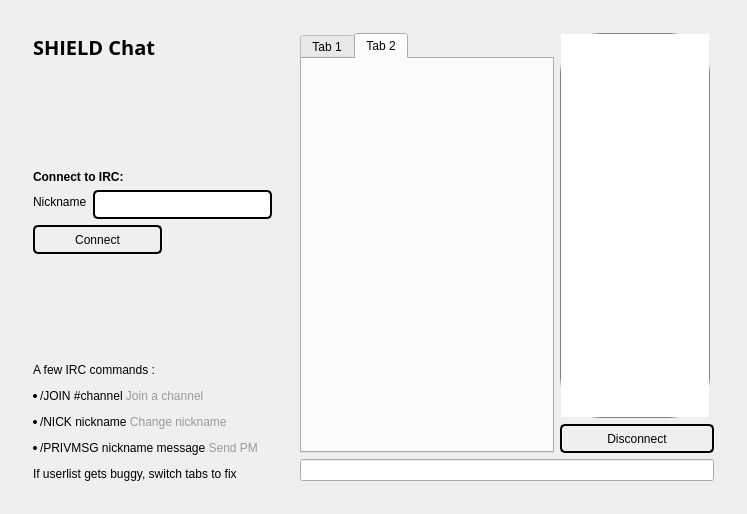
Old version of the form src/qt/forms/chatwindow.ui in the repository ShieldCoin/SHIELD-v2-old.
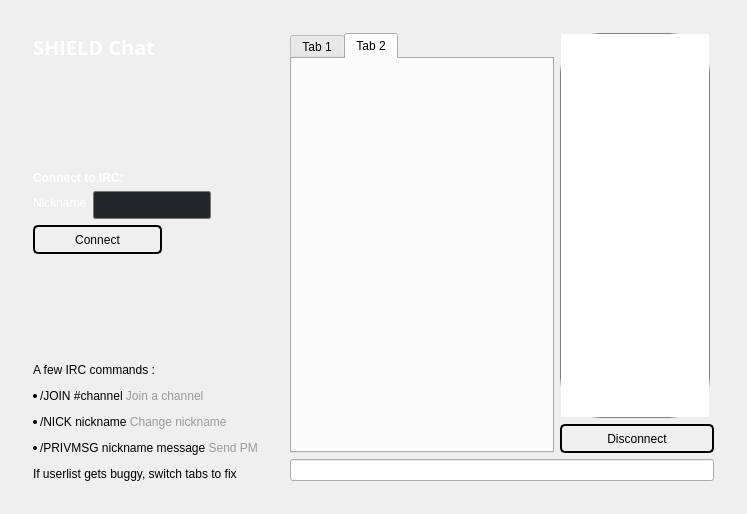
New version of the form. Icons and pictures are not drawn.

Commit message: Update for Windows qt wallet

```diff
--- a/src/qt/forms/chatwindow.ui
+++ b/src/qt/forms/chatwindow.ui
@@ -10,6 +10,1276 @@
     <height>514</height>
    </rect>
   </property>
+  <property name="styleSheet">
+   <string notr="true">/*
+ * The MIT License (MIT)
+ *
+ * Copyright (c) &lt;2013-2014&gt; &lt;Colin Duquesnoy&gt;
+ *
+ * Permission is hereby granted, free of charge, to any person obtaining a copy
+ * of this software and associated documentation files (the &quot;Software&quot;), to deal
+ * in the Software without restriction, including without limitation the rights
+ * to use, copy, modify, merge, publish, distribute, sublicense, and/or sell
+ * copies of the Software, and to permit persons to whom the Software is
+ * furnished to do so, subject to the following conditions:
+
+ * The above copyright notice and this permission notice shall be included in
+ * all copies or substantial portions of the Software.
+
+ * THE SOFTWARE IS PROVIDED &quot;AS IS&quot;, WITHOUT WARRANTY OF ANY KIND, EXPRESS OR
+ * IMPLIED, INCLUDING BUT NOT LIMITED TO THE WARRANTIES OF MERCHANTABILITY,
+ * FITNESS FOR A PARTICULAR PURPOSE AND NONINFRINGEMENT. IN NO EVENT SHALL THE
+ * AUTHORS OR COPYRIGHT HOLDERS BE LIABLE FOR ANY CLAIM, DAMAGES OR OTHER
+ * LIABILITY, WHETHER IN AN ACTION OF CONTRACT, TORT OR OTHERWISE, ARISING FROM,
+ * OUT OF OR IN CONNECTION WITH THE SOFTWARE OR THE USE OR OTHER DEALINGS IN
+ * THE SOFTWARE.
+ */
+QToolTip
+{
+    border: 1px solid #76797C;
+    background-color: rgb(90, 102, 117);;
+    color: white;
+    padding: 5px;
+    opacity: 200;
+}
+
+QWidget
+{
+    color: #eff0f1;
+    background-color: #31363b;
+    selection-background-color:#3daee9;
+    selection-color: #eff0f1;
+    background-clip: border;
+    border-image: none;
+    border: 0px transparent black;
+    outline: 0;
+}
+
+QWidget:item:hover
+{
+    background-color: #18465d;
+    color: #eff0f1;
+}
+
+QWidget:item:selected
+{
+    background-color: #18465d;
+}
+
+QCheckBox
+{
+    spacing: 5px;
+    outline: none;
+    color: #eff0f1;
+    margin-bottom: 2px;
+}
+
+QCheckBox:disabled
+{
+    color: #76797C;
+}
+
+QCheckBox::indicator,
+QGroupBox::indicator
+{
+    width: 18px;
+    height: 18px;
+}
+QGroupBox::indicator
+{
+    margin-left: 2px;
+}
+
+QCheckBox::indicator:unchecked
+{
+    image: url(:/qss_icons/rc/checkbox_unchecked.png);
+}
+
+QCheckBox::indicator:unchecked:hover,
+QCheckBox::indicator:unchecked:focus,
+QCheckBox::indicator:unchecked:pressed,
+QGroupBox::indicator:unchecked:hover,
+QGroupBox::indicator:unchecked:focus,
+QGroupBox::indicator:unchecked:pressed
+{
+  border: none;
+    image: url(:/qss_icons/rc/checkbox_unchecked_focus.png);
+}
+
+QCheckBox::indicator:checked
+{
+    image: url(:/qss_icons/rc/checkbox_checked.png);
+}
+
+QCheckBox::indicator:checked:hover,
+QCheckBox::indicator:checked:focus,
+QCheckBox::indicator:checked:pressed,
+QGroupBox::indicator:checked:hover,
+QGroupBox::indicator:checked:focus,
+QGroupBox::indicator:checked:pressed
+{
+  border: none;
+    image: url(:/qss_icons/rc/checkbox_checked_focus.png);
+}
+
+
+QCheckBox::indicator:indeterminate
+{
+    image: url(:/qss_icons/rc/checkbox_indeterminate.png);
+}
+
+QCheckBox::indicator:indeterminate:focus,
+QCheckBox::indicator:indeterminate:hover,
+QCheckBox::indicator:indeterminate:pressed
+{
+    image: url(:/qss_icons/rc/checkbox_indeterminate_focus.png);
+}
+
+QCheckBox::indicator:checked:disabled,
+QGroupBox::indicator:checked:disabled
+{
+    image: url(:/qss_icons/rc/checkbox_checked_disabled.png);
+}
+
+QCheckBox::indicator:unchecked:disabled,
+QGroupBox::indicator:unchecked:disabled
+{
+    image: url(:/qss_icons/rc/checkbox_unchecked_disabled.png);
+}
+
+QRadioButton
+{
+    spacing: 5px;
+    outline: none;
+    color: #eff0f1;
+    margin-bottom: 2px;
+}
+
+QRadioButton:disabled
+{
+    color: #76797C;
+}
+QRadioButton::indicator
+{
+    width: 21px;
+    height: 21px;
+}
+
+QRadioButton::indicator:unchecked
+{
+    image: url(:/qss_icons/rc/radio_unchecked.png);
+}
+
+
+QRadioButton::indicator:unchecked:hover,
+QRadioButton::indicator:unchecked:focus,
+QRadioButton::indicator:unchecked:pressed
+{
+    border: none;
+    outline: none;
+    image: url(:/qss_icons/rc/radio_unchecked_focus.png);
+}
+
+QRadioButton::indicator:checked
+{
+    border: none;
+    outline: none;
+    image: url(:/qss_icons/rc/radio_checked.png);
+}
+
+QRadioButton::indicator:checked:hover,
+QRadioButton::indicator:checked:focus,
+QRadioButton::indicator:checked:pressed
+{
+    border: none;
+    outline: none;
+    image: url(:/qss_icons/rc/radio_checked_focus.png);
+}
+
+QRadioButton::indicator:checked:disabled
+{
+    outline: none;
+    image: url(:/qss_icons/rc/radio_checked_disabled.png);
+}
+
+QRadioButton::indicator:unchecked:disabled
+{
+    image: url(:/qss_icons/rc/radio_unchecked_disabled.png);
+}
+
+
+QMenuBar
+{
+    background-color: #31363b;
+    color: #eff0f1;
+}
+
+QMenuBar::item
+{
+    background: transparent;
+}
+
+QMenuBar::item:selected
+{
+    background: transparent;
+    border: 1px solid #76797C;
+}
+
+QMenuBar::item:pressed
+{
+    border: 1px solid #76797C;
+    background-color: #3daee9;
+    color: #eff0f1;
+    margin-bottom:-1px;
+    padding-bottom:1px;
+}
+
+QMenu
+{
+    border: 1px solid #76797C;
+    color: #eff0f1;
+    margin: 2px;
+}
+
+QMenu::icon
+{
+    margin: 5px;
+}
+
+QMenu::item
+{
+    padding: 5px 30px 5px 30px;
+    border: 1px solid transparent; /* reserve space for selection border */
+}
+
+QMenu::item:selected
+{
+    color: #eff0f1;
+}
+
+QMenu::separator {
+    height: 2px;
+    background: lightblue;
+    margin-left: 10px;
+    margin-right: 5px;
+}
+
+QMenu::indicator {
+    width: 18px;
+    height: 18px;
+}
+
+/* non-exclusive indicator = check box style indicator
+   (see QActionGroup::setExclusive) */
+QMenu::indicator:non-exclusive:unchecked {
+    image: url(:/qss_icons/rc/checkbox_unchecked.png);
+}
+
+QMenu::indicator:non-exclusive:unchecked:selected {
+    image: url(:/qss_icons/rc/checkbox_unchecked_disabled.png);
+}
+
+QMenu::indicator:non-exclusive:checked {
+    image: url(:/qss_icons/rc/checkbox_checked.png);
+}
+
+QMenu::indicator:non-exclusive:checked:selected {
+    image: url(:/qss_icons/rc/checkbox_checked_disabled.png);
+}
+
+/* exclusive indicator = radio button style indicator (see QActionGroup::setExclusive) */
+QMenu::indicator:exclusive:unchecked {
+    image: url(:/qss_icons/rc/radio_unchecked.png);
+}
+
+QMenu::indicator:exclusive:unchecked:selected {
+    image: url(:/qss_icons/rc/radio_unchecked_disabled.png);
+}
+
+QMenu::indicator:exclusive:checked {
+    image: url(:/qss_icons/rc/radio_checked.png);
+}
+
+QMenu::indicator:exclusive:checked:selected {
+    image: url(:/qss_icons/rc/radio_checked_disabled.png);
+}
+
+QMenu::right-arrow {
+    margin: 5px;
+    image: url(:/qss_icons/rc/right_arrow.png)
+}
+
+
+QWidget:disabled
+{
+    color: #454545;
+    background-color: #31363b;
+}
+
+QAbstractItemView
+{
+    alternate-background-color: #31363b;
+    color: #eff0f1;
+    border: 1px solid 3A3939;
+    border-radius: 2px;
+}
+
+QWidget:focus, QMenuBar:focus
+{
+    border: 1px solid #3daee9;
+}
+
+QTabWidget:focus, QCheckBox:focus, QRadioButton:focus, QSlider:focus
+{
+    border: none;
+}
+
+QLineEdit
+{
+    background-color: #232629;
+    padding: 5px;
+    border-style: solid;
+    border: 1px solid #76797C;
+    border-radius: 2px;
+    color: #eff0f1;
+}
+
+QAbstractItemView QLineEdit
+{
+    padding: 0;
+}
+
+QGroupBox {
+    border:1px solid #76797C;
+    border-radius: 2px;
+    margin-top: 20px;
+}
+
+QGroupBox::title {
+    subcontrol-origin: margin;
+    subcontrol-position: top center;
+    padding-left: 10px;
+    padding-right: 10px;
+    padding-top: 10px;
+}
+
+QAbstractScrollArea
+{
+    border-radius: 2px;
+    border: 1px solid #76797C;
+    background-color: transparent;
+}
+
+QScrollBar:horizontal
+{
+    height: 15px;
+    margin: 3px 15px 3px 15px;
+    border: 1px transparent #2A2929;
+    border-radius: 4px;
+    background-color: #2A2929;
+}
+
+QScrollBar::handle:horizontal
+{
+    background-color: #605F5F;
+    min-width: 5px;
+    border-radius: 4px;
+}
+
+QScrollBar::add-line:horizontal
+{
+    margin: 0px 3px 0px 3px;
+    border-image: url(:/qss_icons/rc/right_arrow_disabled.png);
+    width: 10px;
+    height: 10px;
+    subcontrol-position: right;
+    subcontrol-origin: margin;
+}
+
+QScrollBar::sub-line:horizontal
+{
+    margin: 0px 3px 0px 3px;
+    border-image: url(:/qss_icons/rc/left_arrow_disabled.png);
+    height: 10px;
+    width: 10px;
+    subcontrol-position: left;
+    subcontrol-origin: margin;
+}
+
+QScrollBar::add-line:horizontal:hover,QScrollBar::add-line:horizontal:on
+{
+    border-image: url(:/qss_icons/rc/right_arrow.png);
+    height: 10px;
+    width: 10px;
+    subcontrol-position: right;
+    subcontrol-origin: margin;
+}
+
+
+QScrollBar::sub-line:horizontal:hover, QScrollBar::sub-line:horizontal:on
+{
+    border-image: url(:/qss_icons/rc/left_arrow.png);
+    height: 10px;
+    width: 10px;
+    subcontrol-position: left;
+    subcontrol-origin: margin;
+}
+
+QScrollBar::up-arrow:horizontal, QScrollBar::down-arrow:horizontal
+{
+    background: none;
+}
+
+
+QScrollBar::add-page:horizontal, QScrollBar::sub-page:horizontal
+{
+    background: none;
+}
+
+QScrollBar:vertical
+{
+    background-color: #2A2929;
+    width: 15px;
+    margin: 15px 3px 15px 3px;
+    border: 1px transparent #2A2929;
+    border-radius: 4px;
+}
+
+QScrollBar::handle:vertical
+{
+    background-color: #605F5F;
+    min-height: 5px;
+    border-radius: 4px;
+}
+
+QScrollBar::sub-line:vertical
+{
+    margin: 3px 0px 3px 0px;
+    border-image: url(:/qss_icons/rc/up_arrow_disabled.png);
+    height: 10px;
+    width: 10px;
+    subcontrol-position: top;
+    subcontrol-origin: margin;
+}
+
+QScrollBar::add-line:vertical
+{
+    margin: 3px 0px 3px 0px;
+    border-image: url(:/qss_icons/rc/down_arrow_disabled.png);
+    height: 10px;
+    width: 10px;
+    subcontrol-position: bottom;
+    subcontrol-origin: margin;
+}
+
+QScrollBar::sub-line:vertical:hover,QScrollBar::sub-line:vertical:on
+{
+
+    border-image: url(:/qss_icons/rc/up_arrow.png);
+    height: 10px;
+    width: 10px;
+    subcontrol-position: top;
+    subcontrol-origin: margin;
+}
+
+
+QScrollBar::add-line:vertical:hover, QScrollBar::add-line:vertical:on
+{
+    border-image: url(:/qss_icons/rc/down_arrow.png);
+    height: 10px;
+    width: 10px;
+    subcontrol-position: bottom;
+    subcontrol-origin: margin;
+}
+
+QScrollBar::up-arrow:vertical, QScrollBar::down-arrow:vertical
+{
+    background: none;
+}
+
+
+QScrollBar::add-page:vertical, QScrollBar::sub-page:vertical
+{
+    background: none;
+}
+
+QTextEdit
+{
+    background-color: #232629;
+    color: #eff0f1;
+    border: 1px solid #76797C;
+}
+
+QPlainTextEdit
+{
+    background-color: #232629;;
+    color: #eff0f1;
+    border-radius: 2px;
+    border: 1px solid #76797C;
+}
+
+QHeaderView::section
+{
+    background-color: #76797C;
+    color: #eff0f1;
+    padding: 5px;
+    border: 1px solid #76797C;
+}
+
+QSizeGrip {
+    image: url(:/qss_icons/rc/sizegrip.png);
+    width: 12px;
+    height: 12px;
+}
+
+
+QMainWindow::separator
+{
+    background-color: #31363b;
+    color: white;
+    padding-left: 4px;
+    spacing: 2px;
+    border: 1px dashed #76797C;
+}
+
+QMainWindow::separator:hover
+{
+
+    background-color: #787876;
+    color: white;
+    padding-left: 4px;
+    border: 1px solid #76797C;
+    spacing: 2px;
+}
+
+
+QMenu::separator
+{
+    height: 1px;
+    background-color: #76797C;
+    color: white;
+    padding-left: 4px;
+    margin-left: 10px;
+    margin-right: 5px;
+}
+
+
+QFrame
+{
+    border-radius: 2px;
+    border: 1px solid #76797C;
+}
+
+QFrame[frameShape=&quot;0&quot;]
+{
+    border-radius: 2px;
+    border: 1px transparent #76797C;
+}
+
+QStackedWidget
+{
+    border: 1px transparent black;
+}
+
+QToolBar {
+    border: 1px transparent #393838;
+    background: 1px solid #31363b;
+    font-weight: bold;
+}
+
+QToolBar::handle:horizontal {
+    image: url(:/qss_icons/rc/Hmovetoolbar.png);
+}
+QToolBar::handle:vertical {
+    image: url(:/qss_icons/rc/Vmovetoolbar.png);
+}
+QToolBar::separator:horizontal {
+    image: url(:/qss_icons/rc/Hsepartoolbar.png);
+}
+QToolBar::separator:vertical {
+    image: url(:/qss_icons/rc/Vsepartoolbar.png);
+}
+QToolButton#qt_toolbar_ext_button {
+    background: #58595a
+}
+
+QPushButton
+{
+    color: #eff0f1;
+    background-color: #31363b;
+    border-width: 1px;
+    border-color: #76797C;
+    border-style: solid;
+    padding: 5px;
+    border-radius: 2px;
+    outline: none;
+}
+
+QPushButton:disabled
+{
+    background-color: #31363b;
+    border-width: 1px;
+    border-color: #454545;
+    border-style: solid;
+    padding-top: 5px;
+    padding-bottom: 5px;
+    padding-left: 10px;
+    padding-right: 10px;
+    border-radius: 2px;
+    color: #454545;
+}
+
+QPushButton:focus {
+    background-color: #3daee9;
+    color: white;
+}
+
+QPushButton:pressed
+{
+    background-color: #3daee9;
+    padding-top: -15px;
+    padding-bottom: -17px;
+}
+
+QComboBox
+{
+    selection-background-color: #3daee9;
+    border-style: solid;
+    border: 1px solid #76797C;
+    border-radius: 2px;
+    padding: 5px;
+    min-width: 75px;
+}
+
+QPushButton:checked{
+    background-color: #76797C;
+    border-color: #6A6969;
+}
+
+QComboBox:hover,QPushButton:hover,QAbstractSpinBox:hover,QLineEdit:hover,QTextEdit:hover,QPlainTextEdit:hover,QAbstractView:hover,QTreeView:hover
+{
+    border: 1px solid #3daee9;
+    color: #eff0f1;
+}
+
+QComboBox:on
+{
+    padding-top: 3px;
+    padding-left: 4px;
+    selection-background-color: #4a4a4a;
+}
+
+QComboBox QAbstractItemView
+{
+    background-color: #232629;
+    border-radius: 2px;
+    border: 1px solid #76797C;
+    selection-background-color: #18465d;
+}
+
+QComboBox::drop-down
+{
+    subcontrol-origin: padding;
+    subcontrol-position: top right;
+    width: 15px;
+
+    border-left-width: 0px;
+    border-left-color: darkgray;
+    border-left-style: solid;
+    border-top-right-radius: 3px;
+    border-bottom-right-radius: 3px;
+}
+
+QComboBox::down-arrow
+{
+    image: url(:/qss_icons/rc/down_arrow_disabled.png);
+}
+
+QComboBox::down-arrow:on, QComboBox::down-arrow:hover,
+QComboBox::down-arrow:focus
+{
+    image: url(:/qss_icons/rc/down_arrow.png);
+}
+
+QAbstractSpinBox {
+    padding: 5px;
+    border: 1px solid #76797C;
+    background-color: #232629;
+    color: #eff0f1;
+    border-radius: 2px;
+    min-width: 75px;
+}
+
+QAbstractSpinBox:up-button
+{
+    background-color: transparent;
+    subcontrol-origin: border;
+    subcontrol-position: center right;
+}
+
+QAbstractSpinBox:down-button
+{
+    background-color: transparent;
+    subcontrol-origin: border;
+    subcontrol-position: center left;
+}
+
+QAbstractSpinBox::up-arrow,QAbstractSpinBox::up-arrow:disabled,QAbstractSpinBox::up-arrow:off {
+    image: url(:/qss_icons/rc/up_arrow_disabled.png);
+    width: 10px;
+    height: 10px;
+}
+QAbstractSpinBox::up-arrow:hover
+{
+    image: url(:/qss_icons/rc/up_arrow.png);
+}
+
+
+QAbstractSpinBox::down-arrow,QAbstractSpinBox::down-arrow:disabled,QAbstractSpinBox::down-arrow:off
+{
+    image: url(:/qss_icons/rc/down_arrow_disabled.png);
+    width: 10px;
+    height: 10px;
+}
+QAbstractSpinBox::down-arrow:hover
+{
+    image: url(:/qss_icons/rc/down_arrow.png);
+}
+
+
+QLabel
+{
+    border: 0px solid black;
+}
+
+QTabWidget{
+    border: 0px transparent black;
+}
+
+QTabWidget::pane {
+    border: 1px solid #76797C;
+    padding: 5px;
+    margin: 0px;
+}
+
+QTabWidget::tab-bar {
+    left: 5px; /* move to the right by 5px */
+}
+
+QTabBar
+{
+    qproperty-drawBase: 0;
+    border-radius: 3px;
+}
+
+QTabBar:focus
+{
+    border: 0px transparent black;
+}
+
+QTabBar::close-button  {
+    image: url(:/qss_icons/rc/close.png);
+    background: transparent;
+}
+
+QTabBar::close-button:hover
+{
+    image: url(:/qss_icons/rc/close-hover.png);
+    background: transparent;
+}
+
+QTabBar::close-button:pressed {
+    image: url(:/qss_icons/rc/close-pressed.png);
+    background: transparent;
+}
+
+/* TOP TABS */
+QTabBar::tab:top {
+    color: #eff0f1;
+    border: 1px solid #76797C;
+    border-bottom: 1px transparent black;
+    background-color: #31363b;
+    padding: 5px;
+    min-width: 50px;
+    border-top-left-radius: 2px;
+    border-top-right-radius: 2px;
+}
+
+QTabBar::tab:top:!selected
+{
+    color: #eff0f1;
+    background-color: #54575B;
+    border: 1px solid #76797C;
+    border-bottom: 1px transparent black;
+    border-top-left-radius: 2px;
+    border-top-right-radius: 2px;    
+}
+
+QTabBar::tab:top:!selected:hover {
+    background-color: #3daee9;
+}
+
+/* BOTTOM TABS */
+QTabBar::tab:bottom {
+    color: #eff0f1;
+    border: 1px solid #76797C;
+    border-top: 1px transparent black;
+    background-color: #31363b;
+    padding: 5px;
+    border-bottom-left-radius: 2px;
+    border-bottom-right-radius: 2px;
+    min-width: 50px;
+}
+
+QTabBar::tab:bottom:!selected
+{
+    color: #eff0f1;
+    background-color: #54575B;
+    border: 1px solid #76797C;
+    border-top: 1px transparent black;
+    border-bottom-left-radius: 2px;
+    border-bottom-right-radius: 2px;
+}
+
+QTabBar::tab:bottom:!selected:hover {
+    background-color: #3daee9;
+}
+
+/* LEFT TABS */
+QTabBar::tab:left {
+    color: #eff0f1;
+    border: 1px solid #76797C;
+    border-left: 1px transparent black;
+    background-color: #31363b;
+    padding: 5px;
+    border-top-right-radius: 2px;
+    border-bottom-right-radius: 2px;
+    min-height: 50px;
+}
+
+QTabBar::tab:left:!selected
+{
+    color: #eff0f1;
+    background-color: #54575B;
+    border: 1px solid #76797C;
+    border-left: 1px transparent black;
+    border-top-right-radius: 2px;
+    border-bottom-right-radius: 2px;
+}
+
+QTabBar::tab:left:!selected:hover {
+    background-color: #3daee9;
+}
+
+
+/* RIGHT TABS */
+QTabBar::tab:right {
+    color: #eff0f1;
+    border: 1px solid #76797C;
+    border-right: 1px transparent black;
+    background-color: #31363b;
+    padding: 5px;
+    border-top-left-radius: 2px;
+    border-bottom-left-radius: 2px;
+    min-height: 50px;
+}
+
+QTabBar::tab:right:!selected
+{
+    color: #eff0f1;
+    background-color: #54575B;
+    border: 1px solid #76797C;
+    border-right: 1px transparent black;
+    border-top-left-radius: 2px;
+    border-bottom-left-radius: 2px;
+}
+
+QTabBar::tab:right:!selected:hover {
+    background-color: #3daee9;
+}
+
+QTabBar QToolButton::right-arrow:enabled {
+     image: url(:/qss_icons/rc/right_arrow.png);
+ }
+
+ QTabBar QToolButton::left-arrow:enabled {
+     image: url(:/qss_icons/rc/left_arrow.png);
+ }
+
+QTabBar QToolButton::right-arrow:disabled {
+     image: url(:/qss_icons/rc/right_arrow_disabled.png);
+ }
+
+ QTabBar QToolButton::left-arrow:disabled {
+     image: url(:/qss_icons/rc/left_arrow_disabled.png);
+ }
+
+
+QDockWidget {
+    background: #31363b;
+    border: 1px solid #403F3F;
+    titlebar-close-icon: url(:/qss_icons/rc/close.png);
+    titlebar-normal-icon: url(:/qss_icons/rc/undock.png);
+}
+
+QDockWidget::close-button, QDockWidget::float-button {
+    border: 1px solid transparent;
+    border-radius: 2px;
+    background: transparent;
+}
+
+QDockWidget::close-button:hover, QDockWidget::float-button:hover {
+    background: rgba(255, 255, 255, 10);
+}
+
+QDockWidget::close-button:pressed, QDockWidget::float-button:pressed {
+    padding: 1px -1px -1px 1px;
+    background: rgba(255, 255, 255, 10);
+}
+
+QTreeView, QListView
+{
+    border: 1px solid #76797C;
+    background-color: #232629;
+}
+
+QTreeView:branch:selected, QTreeView:branch:hover
+{
+    background: url(:/qss_icons/rc/transparent.png);
+}
+
+QTreeView::branch:has-siblings:!adjoins-item {
+    border-image: url(:/qss_icons/rc/transparent.png);
+}
+
+QTreeView::branch:has-siblings:adjoins-item {
+    border-image: url(:/qss_icons/rc/transparent.png);
+}
+
+QTreeView::branch:!has-children:!has-siblings:adjoins-item {
+    border-image: url(:/qss_icons/rc/transparent.png);
+}
+
+QTreeView::branch:has-children:!has-siblings:closed,
+QTreeView::branch:closed:has-children:has-siblings {
+    image: url(:/qss_icons/rc/branch_closed.png);
+}
+
+QTreeView::branch:open:has-children:!has-siblings,
+QTreeView::branch:open:has-children:has-siblings  {
+    image: url(:/qss_icons/rc/branch_open.png);
+}
+
+QTreeView::branch:has-children:!has-siblings:closed:hover,
+QTreeView::branch:closed:has-children:has-siblings:hover {
+    image: url(:/qss_icons/rc/branch_closed-on.png);
+    }
+
+QTreeView::branch:open:has-children:!has-siblings:hover,
+QTreeView::branch:open:has-children:has-siblings:hover  {
+    image: url(:/qss_icons/rc/branch_open-on.png);
+    }
+
+QListView::item:!selected:hover, QTreeView::item:!selected:hover  {
+    background: #18465d;
+    outline: 0;
+    color: #eff0f1
+}
+
+QListView::item:selected:hover, QTreeView::item:selected:hover  {
+    background: #287399;
+    color: #eff0f1;
+}
+
+QSlider::groove:horizontal {
+    border: 1px solid #565a5e;
+    height: 4px;
+    background: #565a5e;
+    margin: 0px;
+    border-radius: 2px;
+}
+
+QSlider::handle:horizontal {
+    background: #232629;
+    border: 1px solid #565a5e;
+    width: 16px;
+    height: 16px;
+    margin: -8px 0;
+    border-radius: 9px;
+}
+
+QSlider::groove:vertical {
+    border: 1px solid #565a5e;
+    width: 4px;
+    background: #565a5e;
+    margin: 0px;
+    border-radius: 3px;
+}
+
+QSlider::handle:vertical {
+    background: #232629;
+    border: 1px solid #565a5e;
+    width: 16px;
+    height: 16px;
+    margin: 0 -8px;
+    border-radius: 9px;
+}
+
+QToolButton {
+    background-color: transparent;
+    border: 1px transparent #76797C;
+    border-radius: 2px;
+    margin: 3px;
+    padding: 5px;
+}
+
+QToolButton[popupMode=&quot;1&quot;] { /* only for MenuButtonPopup */
+ padding-right: 20px; /* make way for the popup button */
+ border: 1px #76797C;
+ border-radius: 5px;
+}
+
+QToolButton[popupMode=&quot;2&quot;] { /* only for InstantPopup */
+ padding-right: 10px; /* make way for the popup button */
+ border: 1px #76797C;
+}
+
+
+QToolButton:hover, QToolButton::menu-button:hover {
+    background-color: transparent;
+    border: 1px solid #3daee9;
+    padding: 5px;
+}
+
+QToolButton:checked, QToolButton:pressed,
+        QToolButton::menu-button:pressed {
+    background-color: #3daee9;
+    border: 1px solid #3daee9;
+    padding: 5px;
+}
+
+/* the subcontrol below is used only in the InstantPopup or DelayedPopup mode */
+QToolButton::menu-indicator {
+    image: url(:/qss_icons/rc/down_arrow.png);
+    top: -7px; left: -2px; /* shift it a bit */
+}
+
+/* the subcontrols below are used only in the MenuButtonPopup mode */
+QToolButton::menu-button {
+    border: 1px transparent #76797C;
+    border-top-right-radius: 6px;
+    border-bottom-right-radius: 6px;
+    /* 16px width + 4px for border = 20px allocated above */
+    width: 16px;
+    outline: none;
+}
+
+QToolButton::menu-arrow {
+    image: url(:/qss_icons/rc/down_arrow.png);
+}
+
+QToolButton::menu-arrow:open {
+    border: 1px solid #76797C;
+}
+
+QPushButton::menu-indicator  {
+    subcontrol-origin: padding;
+    subcontrol-position: bottom right;
+    left: 8px;
+}
+
+QTableView
+{
+    border: 1px solid #76797C;
+    gridline-color: #31363b;
+    background-color: #232629;
+}
+
+
+QTableView, QHeaderView
+{
+    border-radius: 0px;
+}
+
+QTableView::item:pressed, QListView::item:pressed, QTreeView::item:pressed  {
+    background: #18465d;
+    color: #eff0f1;
+}
+
+QTableView::item:selected:active, QTreeView::item:selected:active, QListView::item:selected:active  {
+    background: #287399;
+    color: #eff0f1;
+}
+
+
+QHeaderView
+{
+    background-color: #31363b;
+    border: 1px transparent;
+    border-radius: 0px;
+    margin: 0px;
+    padding: 0px;
+
+}
+
+QHeaderView::section  {
+    background-color: #31363b;
+    color: #eff0f1;
+    padding: 5px;
+    border: 1px solid #76797C;
+    border-radius: 0px;
+    text-align: center;
+}
+
+QHeaderView::section::vertical::first, QHeaderView::section::vertical::only-one
+{
+    border-top: 1px solid #76797C;
+}
+
+QHeaderView::section::vertical
+{
+    border-top: transparent;
+}
+
+QHeaderView::section::horizontal::first, QHeaderView::section::horizontal::only-one
+{
+    border-left: 1px solid #76797C;
+}
+
+QHeaderView::section::horizontal
+{
+    border-left: transparent;
+}
+
+
+QHeaderView::section:checked
+ {
+    color: white;
+    background-color: #334e5e;
+ }
+
+ /* style the sort indicator */
+QHeaderView::down-arrow {
+    image: url(:/qss_icons/rc/down_arrow.png);
+}
+
+QHeaderView::up-arrow {
+    image: url(:/qss_icons/rc/up_arrow.png);
+}
+
+
+QTableCornerButton::section {
+    background-color: #31363b;
+    border: 1px transparent #76797C;
+    border-radius: 0px;
+}
+
+QToolBox  {
+    padding: 5px;
+    border: 1px transparent black;
+}
+
+QToolBox::tab {
+    color: #eff0f1;
+    background-color: #31363b;
+    border: 1px solid #76797C;
+    border-bottom: 1px transparent #31363b;
+    border-top-left-radius: 5px;
+    border-top-right-radius: 5px;
+}
+
+QToolBox::tab:selected { /* italicize selected tabs */
+    font: italic;
+    background-color: #31363b;
+    border-color: #3daee9;
+ }
+
+QStatusBar::item {
+    border: 0px transparent dark;
+ }
+
+
+QFrame[height=&quot;3&quot;], QFrame[width=&quot;3&quot;] {
+    background-color: #76797C;
+}
+
+
+QSplitter::handle {
+    border: 1px dashed #76797C;
+}
+
+QSplitter::handle:hover {
+    background-color: #787876;
+    border: 1px solid #76797C;
+}
+
+QSplitter::handle:horizontal {
+    width: 1px;
+}
+
+QSplitter::handle:vertical {
+    height: 1px;
+}
+
+QProgressBar {
+    border: 1px solid #76797C;
+    border-radius: 5px;
+    text-align: center;
+}
+
+QProgressBar::chunk {
+    background-color: #05B8CC;
+}
+
+QDateEdit
+{
+    selection-background-color: #3daee9;
+    border-style: solid;
+    border: 1px solid #3375A3;
+    border-radius: 2px;
+    padding: 1px;
+    min-width: 75px;
+}
+
+QDateEdit:on
+{
+    padding-top: 3px;
+    padding-left: 4px;
+    selection-background-color: #4a4a4a;
+}
+
+QDateEdit QAbstractItemView
+{
+    background-color: #232629;
+    border-radius: 2px;
+    border: 1px solid #3375A3;
+    selection-background-color: #3daee9;
+}
+
+QDateEdit::drop-down
+{
+    subcontrol-origin: padding;
+    subcontrol-position: top right;
+    width: 15px;
+    border-left-width: 0px;
+    border-left-color: darkgray;
+    border-left-style: solid;
+    border-top-right-radius: 3px;
+    border-bottom-right-radius: 3px;
+}
+
+QDateEdit::down-arrow
+{
+    image: url(:/qss_icons/rc/down_arrow_disabled.png);
+}
+
+QDateEdit::down-arrow:on, QDateEdit::down-arrow:hover,
+QDateEdit::down-arrow:focus
+{
+    image: url(:/qss_icons/rc/down_arrow.png);
+}
+</string>
+  </property>
   <layout class="QGridLayout" name="gridLayout_2">
    <item row="0" column="0">
     <widget class="QWidget" name="widget_2" native="true">
@@ -40,21 +1310,21 @@
             </font>
            </property>
            <property name="text">
-            <string>&lt;html&gt;&lt;head/&gt;&lt;body&gt;&lt;p&gt;&lt;span style=&quot; font-size:20px; font-weight:600; color:#000000;&quot;&gt;SHIELD Chat&lt;/span&gt;&lt;/p&gt;&lt;/body&gt;&lt;/html&gt;</string>
+            <string>&lt;html&gt;&lt;head/&gt;&lt;body&gt;&lt;p&gt;&lt;span style=&quot; font-size:20px; font-weight:600; color:#ffffff;&quot;&gt;SHIELD Chat&lt;/span&gt;&lt;/p&gt;&lt;/body&gt;&lt;/html&gt;</string>
            </property>
           </widget>
          </item>
          <item row="2" column="0" colspan="2">
           <widget class="QLabel" name="label_10">
            <property name="text">
-            <string>&lt;html&gt;&lt;head/&gt;&lt;body&gt;&lt;p&gt;&lt;span style=&quot; font-weight:600; color:#000000;&quot;&gt;Connect to IRC:&lt;/span&gt;&lt;/p&gt;&lt;/body&gt;&lt;/html&gt;</string>
+            <string>&lt;html&gt;&lt;head/&gt;&lt;body&gt;&lt;p&gt;&lt;span style=&quot; font-weight:600; color:#ffffff;&quot;&gt;Connect to IRC:&lt;/span&gt;&lt;/p&gt;&lt;/body&gt;&lt;/html&gt;</string>
            </property>
           </widget>
          </item>
          <item row="3" column="0">
           <widget class="QLabel" name="label_5">
            <property name="text">
-            <string>&lt;html&gt;&lt;head/&gt;&lt;body&gt;&lt;p&gt;&lt;span style=&quot; color:#000000;&quot;&gt;Nickname&lt;/span&gt;&lt;/p&gt;&lt;/body&gt;&lt;/html&gt;</string>
+            <string>&lt;html&gt;&lt;head/&gt;&lt;body&gt;&lt;p&gt;&lt;span style=&quot; color:#ffffff;&quot;&gt;Nickname&lt;/span&gt;&lt;/p&gt;&lt;/body&gt;&lt;/html&gt;</string>
            </property>
           </widget>
          </item>
@@ -67,16 +1337,12 @@
             </sizepolicy>
            </property>
            <property name="styleSheet">
-            <string notr="true">
-border-top-left-radius: 5px;
-border-top-right-radius: 5px;
-border-bottom-left-radius: 5px;
-border-bottom-right-radius: 5px;
-border: 2px solid #000000;
-min-height: 25px;
-max-height: 25px;
-min-width: 175px;
-max-width: 175px;</string>
+            <string notr="true">    background-color: #232629;
+    padding: 5px;
+    border-style: solid;
+    border: 1px solid #76797C;
+    border-radius: 2px;
+    color: #eff0f1;</string>
            </property>
            <property name="text">
             <string/>
```
Left out of the diff: 8 changed lines with no effect on the pictures. The commit also changes 93 other files.
